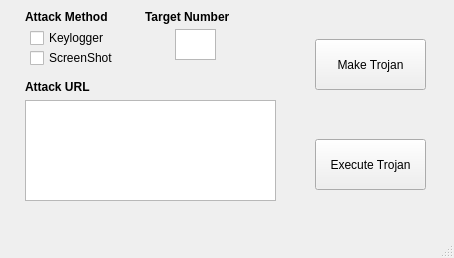
The window that modules/trojan.ui (Bo3o2S/CNC) describes before a commit, drawn with Qt 5.
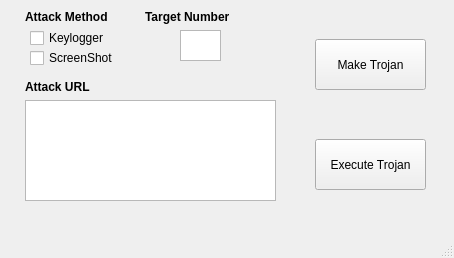
The same window after the commit.

Patch:
```diff
--- a/modules/trojan.ui
+++ b/modules/trojan.ui
@@ -76,8 +76,8 @@
    <widget class="QPlainTextEdit" name="plainTextEdit">
     <property name="geometry">
      <rect>
-      <x>175</x>
-      <y>29</y>
+      <x>180</x>
+      <y>30</y>
       <width>41</width>
       <height>31</height>
      </rect>
```
Left out of the diff: 12 changed lines with no effect on the pictures.
